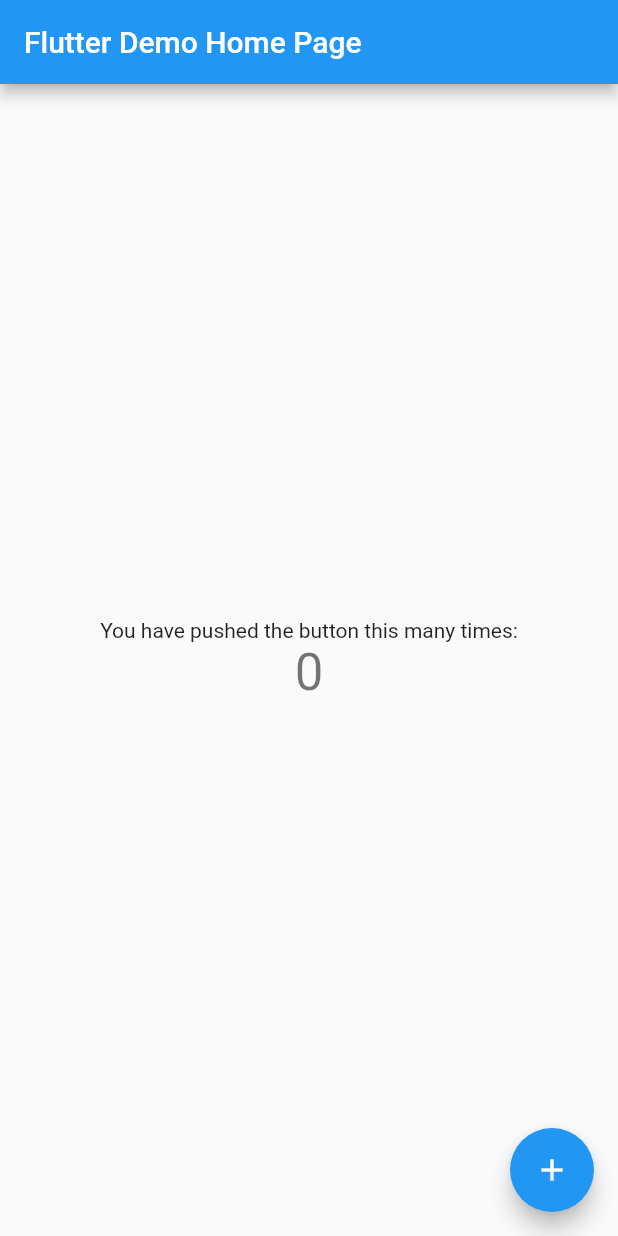
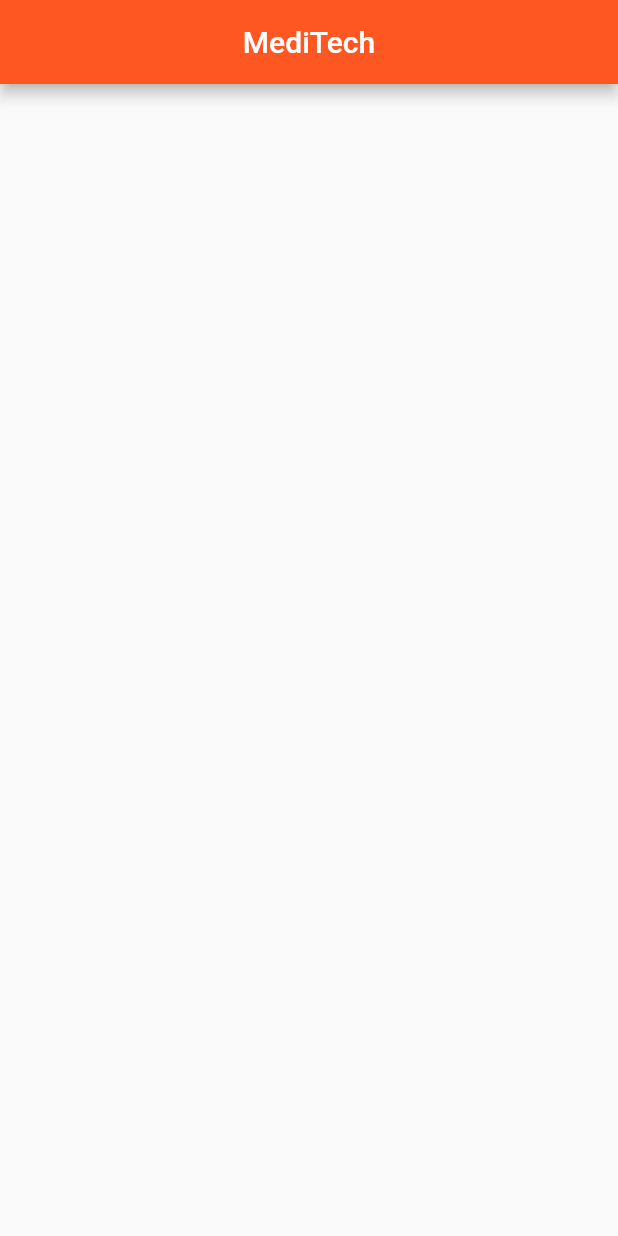
Before and after one commit to marufahmedofficial/MediTech_project_UITS, a Flutter app: the screen it shows after launch, on a phone screen of 412 x 824 dp. Run offline on Flutter 3.47's test engine with Material 2 defaults, Android fonts, the phone set to English and light mode, and no system bars.

Commit message:
started homepage and appbar

```diff
--- a/lib/main.dart
+++ b/lib/main.dart
@@ -1,115 +1,21 @@
 import 'package:flutter/material.dart';
+import 'package:meditech/pages/homepage.dart';
 
 void main() {
   runApp(const MyApp());
 }
 
 class MyApp extends StatelessWidget {
-  const MyApp({super.key});
+  const MyApp({Key? key}) : super(key: key);
 
-  // This widget is the root of your application.
   @override
   Widget build(BuildContext context) {
     return MaterialApp(
-      title: 'Flutter Demo',
+      debugShowCheckedModeBanner: false,
       theme: ThemeData(
-        // This is the theme of your application.
-        //
-        // Try running your application with "flutter run". You'll see the
-        // application has a blue toolbar. Then, without quitting the app, try
-        // changing the primarySwatch below to Colors.green and then invoke
-        // "hot reload" (press "r" in the console where you ran "flutter run",
-        // or simply save your changes to "hot reload" in a Flutter IDE).
-        // Notice that the counter didn't reset back to zero; the application
-        // is not restarted.
-        primarySwatch: Colors.blue,
+        primarySwatch: Colors.deepOrange,
       ),
-      home: const MyHomePage(title: 'Flutter Demo Home Page'),
+      home: HomePage(),
     );
   }
 }
-
-class MyHomePage extends StatefulWidget {
-  const MyHomePage({super.key, required this.title});
-
-  // This widget is the home page of your application. It is stateful, meaning
-  // that it has a State object (defined below) that contains fields that affect
-  // how it looks.
-
-  // This class is the configuration for the state. It holds the values (in this
-  // case the title) provided by the parent (in this case the App widget) and
-  // used by the build method of the State. Fields in a Widget subclass are
-  // always marked "final".
-
-  final String title;
-
-  @override
-  State<MyHomePage> createState() => _MyHomePageState();
-}
-
-class _MyHomePageState extends State<MyHomePage> {
-  int _counter = 0;
-
-  void _incrementCounter() {
-    setState(() {
-      // This call to setState tells the Flutter framework that something has
-      // changed in this State, which causes it to rerun the build method below
-      // so that the display can reflect the updated values. If we changed
-      // _counter without calling setState(), then the build method would not be
-      // called again, and so nothing would appear to happen.
-      _counter++;
-    });
-  }
-
-  @override
-  Widget build(BuildContext context) {
-    // This method is rerun every time setState is called, for instance as done
-    // by the _incrementCounter method above.
-    //
-    // The Flutter framework has been optimized to make rerunning build methods
-    // fast, so that you can just rebuild anything that needs updating rather
-    // than having to individually change instances of widgets.
-    return Scaffold(
-      appBar: AppBar(
-        // Here we take the value from the MyHomePage object that was created by
-        // the App.build method, and use it to set our appbar title.
-        title: Text(widget.title),
-      ),
-      body: Center(
-        // Center is a layout widget. It takes a single child and positions it
-        // in the middle of the parent.
-        child: Column(
-          // Column is also a layout widget. It takes a list of children and
-          // arranges them vertically. By default, it sizes itself to fit its
-          // children horizontally, and tries to be as tall as its parent.
-          //
-          // Invoke "debug painting" (press "p" in the console, choose the
-          // "Toggle Debug Paint" action from the Flutter Inspector in Android
-          // Studio, or the "Toggle Debug Paint" command in Visual Studio Code)
-          // to see the wireframe for each widget.
-          //
-          // Column has various properties to control how it sizes itself and
-          // how it positions its children. Here we use mainAxisAlignment to
-          // center the children vertically; the main axis here is the vertical
-          // axis because Columns are vertical (the cross axis would be
-          // horizontal).
-          mainAxisAlignment: MainAxisAlignment.center,
-          children: <Widget>[
-            const Text(
-              'You have pushed the button this many times:',
-            ),
-            Text(
-              '$_counter',
-              style: Theme.of(context).textTheme.headline4,
-            ),
-          ],
-        ),
-      ),
-      floatingActionButton: FloatingActionButton(
-        onPressed: _incrementCounter,
-        tooltip: 'Increment',
-        child: const Icon(Icons.add),
-      ), // This trailing comma makes auto-formatting nicer for build methods.
-    );
-  }
-}
--- /dev/null
+++ b/lib/pages/homepage.dart
@@ -0,0 +1,19 @@
+import 'package:flutter/material.dart';
+class HomePage extends StatefulWidget {
+  const HomePage({Key? key}) : super(key: key);
+
+  @override
+  State<HomePage> createState() => _HomePageState();
+}
+
+class _HomePageState extends State<HomePage> {
+  @override
+  Widget build(BuildContext context) {
+    return Scaffold(
+      appBar: AppBar(
+        title: const Text('MediTech'),
+        centerTitle: true,
+      ),
+    );
+  }
+}
```
